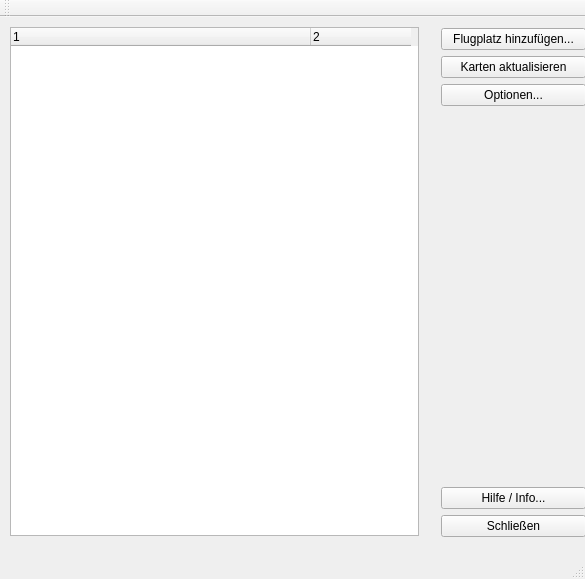
joergpauly/chartbutler, file ChartButler/cmainwindow.ui: the form before one commit.
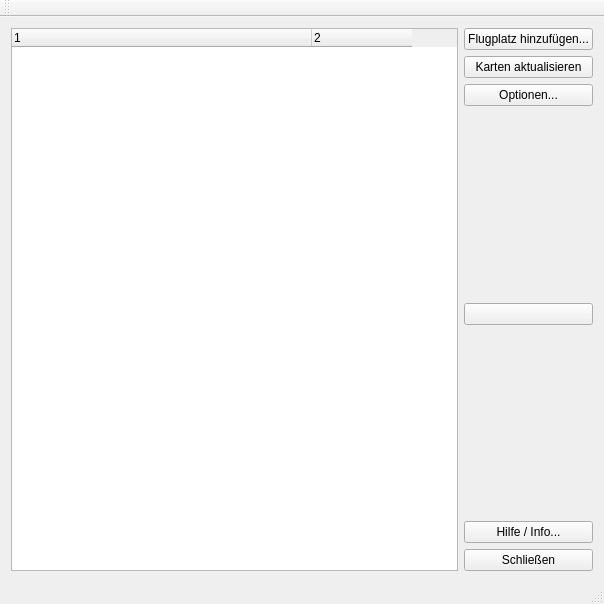
The form after the commit. Icons and pictures are not drawn.

Commit message: * Auto-Resize in Layout eingefügt.

Diff of the .ui file:
```diff
--- a/ChartButler/cmainwindow.ui
+++ b/ChartButler/cmainwindow.ui
@@ -6,8 +6,8 @@
    <rect>
     <x>0</x>
     <y>0</y>
-    <width>585</width>
-    <height>579</height>
+    <width>604</width>
+    <height>604</height>
    </rect>
   </property>
   <property name="windowTitle">
@@ -18,17 +18,13 @@
     <normaloff>Icon1.ico</normaloff>Icon1.ico</iconset>
   </property>
   <widget class="QWidget" name="centralWidget">
-   <widget class="QWidget" name="horizontalLayoutWidget">
-    <property name="geometry">
-     <rect>
-      <x>-1</x>
-      <y>-1</y>
-      <width>431</width>
-      <height>531</height>
-     </rect>
-    </property>
     <layout class="QHBoxLayout" name="horizontalLayout">
      <item>
+     <layout class="QHBoxLayout" name="horiInner" stretch="0">
+      <property name="sizeConstraint">
+       <enum>QLayout::SetMinAndMaxSize</enum>
+      </property>
+      <item>
       <widget class="QTreeWidget" name="trvCharts">
        <property name="contextMenuPolicy">
         <enum>Qt::ActionsContextMenu</enum>
@@ -73,17 +69,9 @@
       </widget>
      </item>
     </layout>
-   </widget>
-   <widget class="QWidget" name="verticalLayoutWidget">
-    <property name="geometry">
-     <rect>
-      <x>430</x>
-      <y>0</y>
-      <width>167</width>
-      <height>531</height>
-     </rect>
-    </property>
-    <layout class="QVBoxLayout" name="verticalLayout">
+    </item>
+    <item>
+     <layout class="QVBoxLayout" name="vertiInner">
      <item>
       <widget class="QPushButton" name="cmdAdd">
        <property name="toolTip">
@@ -127,6 +115,51 @@
        </property>
       </spacer>
      </item>
+      <item>
+       <widget class="QPushButton" name="cmdGat24">
+        <property name="maximumSize">
+         <size>
+          <width>130</width>
+          <height>130</height>
+         </size>
+        </property>
+        <property name="toolTip">
+         <string extracomment="Gat24.de direkt aufrufen"/>
+        </property>
+        <property name="layoutDirection">
+         <enum>Qt::LeftToRight</enum>
+        </property>
+        <property name="autoFillBackground">
+         <bool>true</bool>
+        </property>
+        <property name="text">
+         <string notr="true"/>
+        </property>
+        <property name="icon">
+         <iconset>
+          <normaloff>../../Projekte/ChartButlerCS/ChartButlerCS/gat24.jpg</normaloff>../../Projekte/ChartButlerCS/ChartButlerCS/gat24.jpg</iconset>
+        </property>
+        <property name="iconSize">
+         <size>
+          <width>128</width>
+          <height>128</height>
+         </size>
+        </property>
+       </widget>
+      </item>
+      <item>
+       <spacer name="verticalSpacer_2">
+        <property name="orientation">
+         <enum>Qt::Vertical</enum>
+        </property>
+        <property name="sizeHint" stdset="0">
+         <size>
+          <width>20</width>
+          <height>40</height>
+         </size>
+        </property>
+       </spacer>
+      </item>
      <item>
       <widget class="QPushButton" name="cmdHelpInfo">
        <property name="toolTip">
@@ -148,7 +181,8 @@
       </widget>
      </item>
     </layout>
-   </widget>
+    </item>
+   </layout>
   </widget>
   <widget class="QMenuBar" name="menuBar">
    <property name="geometry">
```
Left out of the diff: 2 changed lines with no effect on the pictures. Lines whose indentation alone changed are shown as unchanged. The commit also changes 2 other files.
